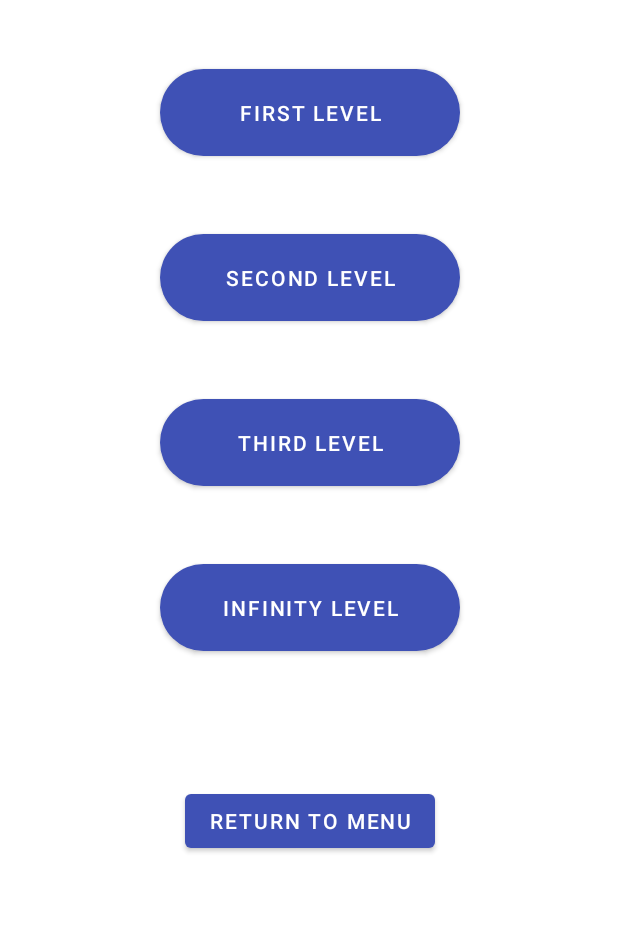
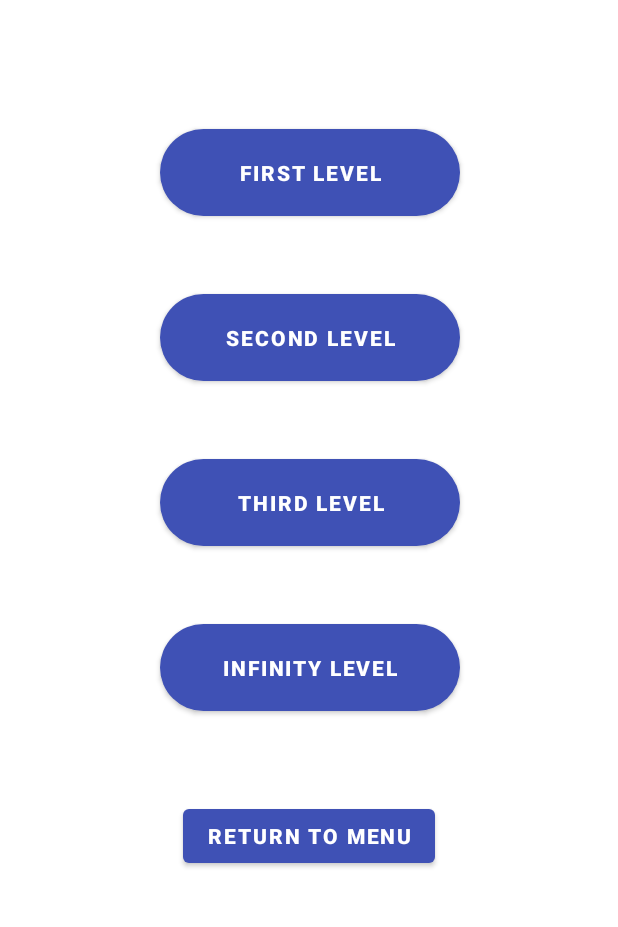
Before and after one commit to arielipsker/RunningApp, an Android app: the RunningProgramActivity screen opened directly, with no data from a screen before it, on a phone screen of 412 x 824 dp, the part 117-1044 px from its top. Run offline under Robolectric (Android 15) with nearby library versions, the phone set to English and light mode, and no system bars.

Commit message:
last finish finished

```diff
--- a/app/src/main/java/com/arie/running_app/MapsActivity.java
+++ b/app/src/main/java/com/arie/running_app/MapsActivity.java
@@ -83,7 +83,8 @@ public class MapsActivity extends FragmentActivity implements OnMapReadyCallback
         LatLng streerWorkout = new LatLng(32.071301, 34.865710);
         LatLng streerWorkout1 = new LatLng(32.079128, 34.876997);
         mMap.addMarker(new MarkerOptions().position(start).title("Start"));
-        mMap.addMarker(new MarkerOptions().position(finish).title("Finish"));
+        mMap.addMarker(new MarkerOptions().position(finish).title("Finish").snippet("you run 2 km"));
+        mMap.addMarker(new MarkerOptions().position(middle).title("Middle").snippet("you run 1 km"));
         mMap.addMarker(new MarkerOptions().position(streerWorkout).title("StreerWorkout"));
         mMap.addMarker(new MarkerOptions().position(streerWorkout1).title("StreerWorkout"));
         mMap.moveCamera(CameraUpdateFactory.newLatLngZoom(start, 13f));
--- a/app/src/main/res/layout/activity_infinty_level.xml
+++ b/app/src/main/res/layout/activity_infinty_level.xml
@@ -42,10 +42,11 @@
         android:id="@+id/tvExplanation"
         android:layout_width="wrap_content"
         android:layout_height="wrap_content"
+        android:layout_marginTop="95dp"
         android:text="you completed all levls"
         app:layout_constraintEnd_toEndOf="@+id/tvWellDone"
         app:layout_constraintStart_toStartOf="@+id/tvWellDone"
-        tools:layout_editor_absoluteY="282dp" />
+        app:layout_constraintTop_toBottomOf="@+id/tvWellDone" />
 
     <TextView
         android:id="@+id/tvExplanation1"
@@ -61,7 +62,7 @@
         android:id="@+id/tvExplanation2"
         android:layout_width="wrap_content"
         android:layout_height="wrap_content"
-        android:text="do all level again"
+        android:text="do all levels again"
         app:layout_constraintEnd_toEndOf="@+id/tvWellDone"
         app:layout_constraintStart_toStartOf="@+id/tvWellDone"
         app:layout_constraintTop_toBottomOf="@+id/tvExplanation1" />
--- a/app/src/main/res/layout/activity_running_program.xml
+++ b/app/src/main/res/layout/activity_running_program.xml
@@ -27,8 +27,9 @@
         android:id="@+id/btnFirst"
         android:layout_width="200dp"
         android:layout_height="70dp"
-        android:layout_marginTop="40dp"
+        android:layout_marginTop="80dp"
         android:text="first level"
+        android:textStyle="bold"
         app:backgroundTint="#3F51B5"
         app:cornerRadius="200dp"
         app:layout_constraintEnd_toEndOf="@+id/tvRunningProgram"
@@ -41,6 +42,7 @@
         android:layout_height="70dp"
         android:layout_marginTop="40dp"
         android:text="second level"
+        android:textStyle="bold"
         app:backgroundTint="#3F51B5"
         app:cornerRadius="200dp"
         app:layout_constraintEnd_toEndOf="@+id/btnFirst"
@@ -53,6 +55,7 @@
         android:layout_height="70dp"
         android:layout_marginTop="40dp"
         android:text="third level"
+        android:textStyle="bold"
         app:backgroundTint="#3F51B5"
         app:cornerRadius="200dp"
         app:layout_constraintEnd_toEndOf="@+id/btnSecond"
@@ -65,6 +68,7 @@
         android:layout_height="70dp"
         android:layout_marginTop="40dp"
         android:text="infinity level"
+        android:textStyle="bold"
         app:backgroundTint="#3F51B5"
         app:cornerRadius="200dp"
         app:layout_constraintEnd_toEndOf="@+id/btnThird"
@@ -78,9 +82,12 @@
         android:layout_marginTop="40dp"
         android:layout_marginBottom="132dp"
         android:text="@string/return_to_menu"
+        android:textStyle="bold"
         app:backgroundTint="#3F51B5"
         app:layout_constraintBottom_toBottomOf="parent"
         app:layout_constraintEnd_toEndOf="@+id/btnInfinity"
+        app:layout_constraintHorizontal_bias="0.485"
         app:layout_constraintStart_toStartOf="@+id/btnInfinity"
-        app:layout_constraintTop_toBottomOf="@+id/btnInfinity" />
+        app:layout_constraintTop_toBottomOf="@+id/btnInfinity"
+        app:layout_constraintVertical_bias="0.297" />
 </androidx.constraintlayout.widget.ConstraintLayout>
```
